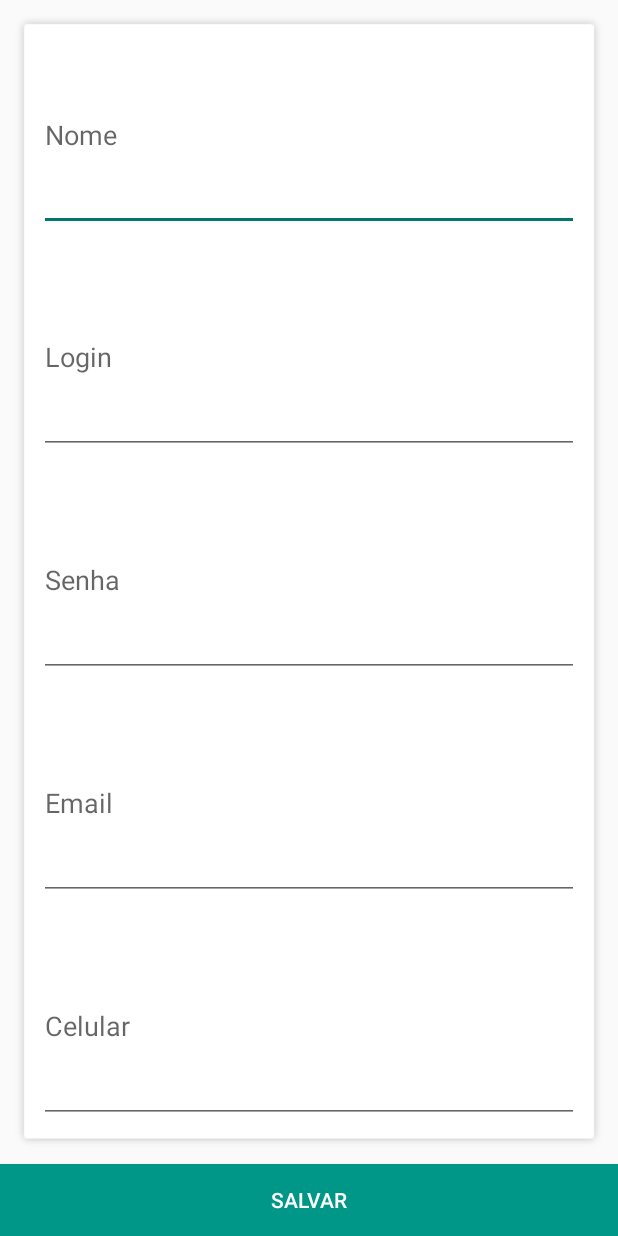
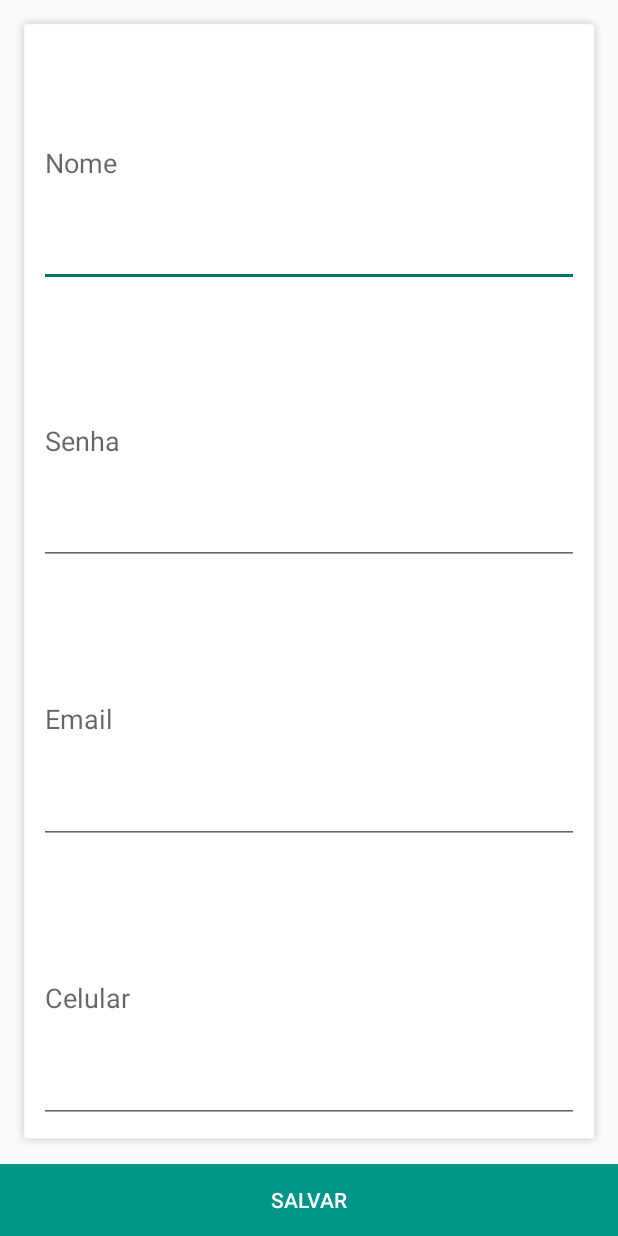
Before and after one commit to Onnion/OrganicTrade, an Android app: the EditUserActivity screen opened directly, with no data from a screen before it, on a phone screen of 412 x 824 dp. Run offline under Robolectric (Android 15) with nearby library versions, the phone set to English and light mode, and no system bars; 4 statements that could not run were skipped.

Commit message:
Update-18/11/2016 -- 01

```diff
--- a/app/src/main/AndroidManifest.xml
+++ b/app/src/main/AndroidManifest.xml
@@ -37,7 +37,6 @@
         <activity android:name=".OrganicTradeControler.GUI.LoadingActivity">
             <intent-filter>
                 <action android:name="android.intent.action.MAIN" />
-
                 <category android:name="android.intent.category.LAUNCHER" />
             </intent-filter>
         </activity>
--- a/app/src/main/java/mpoo/bsi/ufrpe/organictrade/OrganicTradeControler/GUI/EditUserActivity.java
+++ b/app/src/main/java/mpoo/bsi/ufrpe/organictrade/OrganicTradeControler/GUI/EditUserActivity.java
@@ -21,13 +21,11 @@ public class EditUserActivity extends AppCompatActivity {
         setContentView(R.layout.activity_edit_user);
 
         final EditText name = (EditText)findViewById(R.id.editUserEdtName);
-        final EditText userName = (EditText)findViewById(R.id.editUserEdtLogin);
         final EditText pass = (EditText)findViewById(R.id.editUserEdtPassword);
         final EditText email = (EditText)findViewById(R.id.editUserEdtEmail);
         final EditText number = (EditText)findViewById(R.id.editUserEdtPhone);
 
         name.setText(Session.getUserAtual().getName());
-        userName.setText(Session.getUserAtual().getUserName());
         pass.setText(Session.getUserAtual().getPassword());
         email.setText(Session.getUserAtual().getEmail());
         number.setText(Session.getUserAtual().getPhone());
@@ -37,8 +35,8 @@ public class EditUserActivity extends AppCompatActivity {
             @Override
             public void onClick(View v) {
                 User user = new User();
+                user.setUserName(Session.getUserAtual().getUserName());
                 user.setName(name.getText().toString());
-                user.setUserName(userName.getText().toString());
                 user.setPassword(pass.getText().toString());
                 user.setEmail(email.getText().toString());
                 user.setPhone(number.getText().toString());
@@ -48,9 +46,7 @@ public class EditUserActivity extends AppCompatActivity {
 
                 Intent i = new Intent(Session.getContext(), UserActivity.class);
                 startActivity(i);
-                finish();
             }
         });
-
     }
 }
--- a/app/src/main/res/layout/activity_edit_user.xml
+++ b/app/src/main/res/layout/activity_edit_user.xml
@@ -21,16 +21,6 @@
             android:layout_height="0dp"
             android:layout_weight="1"
             android:hint="@string/hntName"
-            android:inputType="text"
-            />
-
-        <EditText
-            android:id="@+id/editUserEdtLogin"
-            android:layout_margin="10dp"
-            android:layout_width="match_parent"
-            android:layout_height="0dp"
-            android:layout_weight="1"
-            android:hint="@string/hntLogin"
             android:inputType="text"
             />
 
```
Also changed, not shown: app/src/main/java/mpoo/bsi/ufrpe/organictrade/Infra/Persistencia/ComandosSql.java (+0 -11 lines), app/src/main/java/mpoo/bsi/ufrpe/organictrade/OrganicTradeControler/Persistencia/UserPersistence.java (+3 -5 lines).
